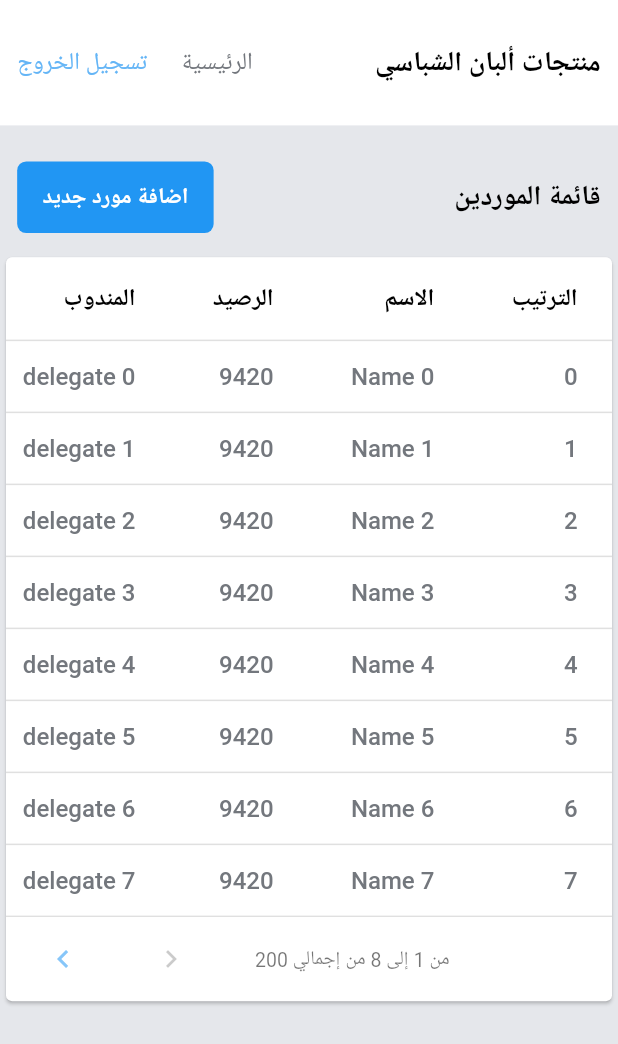
After one commit to ahmedyosry433/Shabacy_market_Flutter, a Flutter app: the SuppliersScreen screen opened by its route, on a phone screen of 412 x 824 dp. The commit adds this screen. Shown: the top 1044 px of the screen. Run offline on Flutter 3.47's test engine with Material 2 defaults, Android fonts, the phone set to English and light mode, and no system bars; our stand-ins replace bloc, dio, easy_localization, flutter_bloc, flutter_screenutil, get_it and 2 more; accounts and stored records are empty; network calls fail; Roboto replaces fonts that are missing (Cairo).

Commit message:
suppliers screen
 - make table
- make set table file

```diff
--- a/assets/lang/ar-AE.json
+++ b/assets/lang/ar-AE.json
@@ -1,5 +1,7 @@
 {
+    "id":"الترتيب",
     "name":"الاسم",
+
     "email": "البريد الالكتروني",
     "password": "كلمة المرور",
     "login": "تسجيل الدخول",
@@ -20,7 +22,15 @@
     "role":"الوظيفة",
     "SUPER_ADMIN":"أدمن",
     "ADMIN":"مدير",
-    "EMPLOYEE":"كاشير"
+    "EMPLOYEE":"كاشير",
+    "balance":"الرصيد",
+    "delegate":"المندوب",
+    "phone":"رقم الهاتف",
+    "control":"التحكم",
+    "suppliersList": "قائمة الموردين",
+    "addNewSupplier" : "اضافة مورد جديد"
+
+
 
 
 
--- a/lib/core/router/app_router.dart
+++ b/lib/core/router/app_router.dart
@@ -8,6 +8,7 @@ import 'package:shabacy_market/features/profile/logic/cubit/profile_cubit.dart';
 
 import '../../features/login/ui/login_screen.dart';
 import '../../features/profile/ui/profile_screen.dart';
+import '../../features/suppliers/ui/suppliers_screen.dart';
 
 class AppRouter {
   Route? onGenerateRoute(RouteSettings settings) {
@@ -28,10 +29,11 @@ class AppRouter {
         );
       case Routes.homeScreen:
         return MaterialPageRoute(
-          builder: (_) => BlocProvider(
-            create: (context) => getIt<LoginCubit>(),
-            child: const HomeScreen(),
-          ),
+          builder: (_) => const HomeScreen(),
+        );
+      case Routes.suppliersScreen:
+        return MaterialPageRoute(
+          builder: (_) => SuppliersScreen(),
         );
 
       default:
--- a/lib/core/router/routes.dart
+++ b/lib/core/router/routes.dart
@@ -2,4 +2,5 @@ class Routes {
   static const String loginScreen = 'loginScreen';
   static const String homeScreen = 'homeScreen';
   static const String profileScreen = 'profileScreen';
+  static const String suppliersScreen = 'suppliersScreen';
 }
--- a/lib/core/theme/colors.dart
+++ b/lib/core/theme/colors.dart
@@ -3,6 +3,7 @@ import 'package:flutter/material.dart';
 class ColorsManager {
   static const Color black = Colors.black;
   static const Color white = Colors.white;
+  static const Color red = Colors.red;
   static const gray = Color(0xff73777D);
   static const backGroundColor = Color(0xffe5e7eb);
   static const primryColor = Colors.blue;
--- a/lib/core/theme/style.dart
+++ b/lib/core/theme/style.dart
@@ -6,6 +6,12 @@
 class TextStyles {
   static TextStyle font11BlueSemiBold = TextStyle(
     color: ColorsManager.primryColor,
+    fontSize: 13.sp,
+    fontWeight: FontWeightHelper.semiBold,
+    fontFamily: 'Cairo',
+  );
+  static TextStyle font13WhiteSemiBold = TextStyle(
+    color: ColorsManager.white,
     fontSize: 13.sp,
     fontWeight: FontWeightHelper.semiBold,
     fontFamily: 'Cairo',
--- a/lib/core/widgets/app_progress_indecator.dart
+++ b/lib/core/widgets/app_progress_indecator.dart
@@ -1,4 +1,3 @@
-import 'package:flutter/cupertino.dart';
 import 'package:flutter/material.dart';
 import 'package:shabacy_market/core/theme/colors.dart';
 
--- a/lib/features/home/ui/home_screen.dart
+++ b/lib/features/home/ui/home_screen.dart
@@ -1,8 +1,6 @@
 import 'package:easy_localization/easy_localization.dart';
 import 'package:flutter/material.dart';
 import 'package:flutter_screenutil/flutter_screenutil.dart';
-import 'package:shabacy_market/core/helper/extensions.dart';
-import 'package:shabacy_market/core/helper/spacing.dart';
 import 'package:shabacy_market/core/theme/colors.dart';
 import 'package:shabacy_market/core/widgets/app_custom_appbar.dart';
 
@@ -27,24 +25,29 @@ class HomeScreen extends StatelessWidget {
               padding: EdgeInsets.symmetric(horizontal: 20.w, vertical: 20.w),
               child: Column(
                 children: [
-                  buildCart(
-                      onTap: () {},
+                  GestureDetector(
+                    onTap: () => Navigator.pushNamed(
+                      context,Routes.suppliersScreen
+                    ),
+                    child: buildCart(
+
                         title: 'suppliers',
                         iconPath: 'assets/image/suppliers.png'),
+                  ),
                   buildCart(
-                      onTap: () {},
+
                       title: 'DailyPurchases',
                       iconPath: 'assets/image/purchasing.png'),
                   buildCart(
-                      onTap: () {},
+
                       title: 'users',
                       iconPath: 'assets/image/users.png'),
                   buildCart(
-                      onTap: () {},
+
                       title: 'items',
                       iconPath: 'assets/image/items.png'),
                   buildCart(
-                      onTap: () {},
+
                       title: 'weeklyReport',
                       iconPath: 'assets/image/reports.png'),
                 ],
@@ -56,15 +59,11 @@ class HomeScreen extends StatelessWidget {
     ));
   }
 
-
-
   Widget buildCart(
       {required String title,
       required String iconPath,
-      required Function onTap}) {
-    return GestureDetector(
-      onTap: onTap(),
-      child: Card(
+      }) {
+    return Card(
       elevation: 0.5,
       margin: EdgeInsets.symmetric(vertical: 10.h),
       color: ColorsManager.white,
@@ -91,7 +90,6 @@ class HomeScreen extends StatelessWidget {
           ],
         ),
       ),
-      ),
     );
   }
 }
--- a/lib/features/profile/logic/cubit/profile_cubit.dart
+++ b/lib/features/profile/logic/cubit/profile_cubit.dart
@@ -1,4 +1,4 @@
-// ignore_for_file: non_constant_identifier_names
+// ignore_for_file: non_constant_identifier_names, depend_on_referenced_packages
 
 import 'package:bloc/bloc.dart';
 import 'package:meta/meta.dart';
--- a/lib/features/profile/ui/profile_screen.dart
+++ b/lib/features/profile/ui/profile_screen.dart
@@ -55,7 +55,7 @@ class _ProfileScreenState extends State<ProfileScreen> {
                         child: SizedBox(
                           height: 70.h,
                           width: 70.w,
-                          child: CircleAvatar(),
+                          child: const CircleAvatar(),
                         )),
                     buildProfileForm(),
                   ]),
--- /dev/null
+++ b/lib/features/suppliers/ui/suppliers_screen.dart
@@ -0,0 +1,84 @@
+import 'package:easy_localization/easy_localization.dart';
+import 'package:flutter/material.dart';
+import 'package:flutter_screenutil/flutter_screenutil.dart';
+import 'package:shabacy_market/core/theme/colors.dart';
+import 'package:shabacy_market/core/widgets/app_custom_appbar.dart';
+import 'package:shabacy_market/core/widgets/app_text_button.dart';
+
+import '../../../core/theme/style.dart';
+import 'widget/set_table.dart';
+
+class SuppliersScreen extends StatelessWidget {
+  SuppliersScreen({super.key});
+
+  final DataTableSource _data = MyData();
+
+  @override
+  Widget build(BuildContext context) {
+    return SafeArea(
+        child: Scaffold(
+      backgroundColor: ColorsManager.backGroundColor,
+      body: SingleChildScrollView(
+        child: Column(
+          children: [
+            AppCustomAppbar(
+              profileStyle:
+                  TextStyles.font11BlackSemiBold.copyWith(fontSize: 0),
+            ),
+            Padding(
+              padding: EdgeInsets.symmetric(horizontal: 0.w, vertical: 10.h),
+              child: Column(
+                children: [
+                  buildAddNewAndText(),
+                  PaginatedDataTable(
+                    arrowHeadColor: ColorsManager.primryColor,
+                    columns: [
+                      DataColumn(
+                          label: Text('id'.tr(),
+                              style: TextStyles.font14BlackSemiBold)),
+                      DataColumn(
+                          label: Text('name'.tr(),
+                              style: TextStyles.font14BlackSemiBold)),
+                      DataColumn(
+                          label: Text('balance'.tr(),
+                              style: TextStyles.font14BlackSemiBold)),
+                      DataColumn(
+                          label: Text('delegate'.tr(),
+                              style: TextStyles.font14BlackSemiBold)),
+                      DataColumn(
+                          label: Text('control'.tr(),
+                              style: TextStyles.font14BlackSemiBold)),
+                    ],
+                    source: _data,
+                    columnSpacing: 45.w,
+                    horizontalMargin: 20.w,
+                    rowsPerPage: 8,
+                  ),
+                ],
+              ),
+            ),
+          ],
+        ),
+      ),
+    ));
+  }
+
+  Widget buildAddNewAndText() {
+    return Padding(
+      padding: EdgeInsets.symmetric(horizontal: 10.w, vertical: 10.h),
+      child: Row(
+        mainAxisAlignment: MainAxisAlignment.spaceBetween,
+        children: [
+          Text('suppliersList'.tr(), style: TextStyles.font16BlackSemiBold),
+          AppTextButton(
+              buttonHeight: 40.h,
+              buttonWidth: 100.w,
+              backgroundColor: ColorsManager.primryColor,
+              buttonText: 'addNewSupplier'.tr(),
+              textStyle: TextStyles.font13WhiteSemiBold,
+              onPressed: () {})
+        ],
+      ),
+    );
+  }
+}
--- /dev/null
+++ b/lib/features/suppliers/ui/widget/set_table.dart
@@ -0,0 +1,61 @@
+import 'dart:math';
+
+import 'package:flutter/material.dart';
+
+import '../../../../core/helper/spacing.dart';
+import '../../../../core/theme/colors.dart';
+import '../../../../core/theme/style.dart';
+
+class MyData extends DataTableSource {
+  final List<Map<String, dynamic>> _data = List.generate(
+    200,
+    (index) => {
+      "id": index,
+      "name": "Name $index",
+      "balance": Random().nextInt(10000),
+      "delegate": "delegate $index",
+    },
+  );
+  @override
+  DataRow? getRow(int index) {
+    return DataRow(cells: [
+      DataCell(
+        Text(_data[index]['id'].toString(), style: TextStyles.font14GrayMedium),
+      ),
+      DataCell(
+        Text(_data[index]['name'].toString(),
+            style: TextStyles.font14GrayMedium),
+      ),
+      DataCell(
+        Text(_data[index]['balance'].toString(),
+            style: TextStyles.font14GrayMedium),
+      ),
+      DataCell(
+        Text(_data[index]['delegate'].toString(),
+            style: TextStyles.font14GrayMedium),
+      ),
+      DataCell(
+        buildDeleteAndEditButton(index),
+      ),
+    ]);
+  }
+
+  @override
+  bool get isRowCountApproximate => false;
+
+  @override
+  int get rowCount => _data.length;
+
+  @override
+  int get selectedRowCount => 0;
+
+  Widget buildDeleteAndEditButton(index) {
+    return Row(
+      children: [
+        const Icon(Icons.edit, color: ColorsManager.primryColor),
+        horizontalSpace(10),
+        const Icon(Icons.delete, color: ColorsManager.red),
+      ],
+    );
+  }
+}
```
Also changed, not shown: lib/core/widgets/app_custom_appbar.dart (+42 -0 lines). Lines whose indentation alone changed are shown as unchanged.
